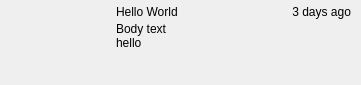
First picture: the form in resources/list_item_widget.ui, repository shotgunsoftware/tk-multi-shotgunpanel, before the edit.
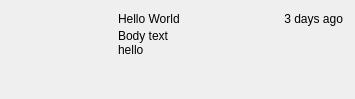
Second picture: the form after the edit. Icons and pictures are not drawn.

Diff of the .ui file:
```diff
--- a/resources/list_item_widget.ui
+++ b/resources/list_item_widget.ui
@@ -6,8 +6,8 @@
    <rect>
     <x>0</x>
     <y>0</y>
-    <width>361</width>
-    <height>85</height>
+    <width>355</width>
+    <height>99</height>
    </rect>
   </property>
   <property name="windowTitle">
@@ -18,16 +18,16 @@
     <number>1</number>
    </property>
    <property name="leftMargin">
-    <number>6</number>
+    <number>8</number>
    </property>
    <property name="topMargin">
-    <number>3</number>
+    <number>4</number>
    </property>
    <property name="rightMargin">
-    <number>6</number>
+    <number>8</number>
    </property>
    <property name="bottomMargin">
-    <number>3</number>
+    <number>4</number>
    </property>
    <item>
     <widget class="QFrame" name="box">
@@ -42,13 +42,13 @@
        <number>4</number>
       </property>
       <property name="topMargin">
-       <number>2</number>
+       <number>8</number>
       </property>
       <property name="rightMargin">
        <number>4</number>
       </property>
       <property name="bottomMargin">
-       <number>2</number>
+       <number>8</number>
       </property>
       <item>
        <widget class="QLabel" name="thumbnail">
```
Left out of the diff: 6 changed lines with no effect on the pictures.
